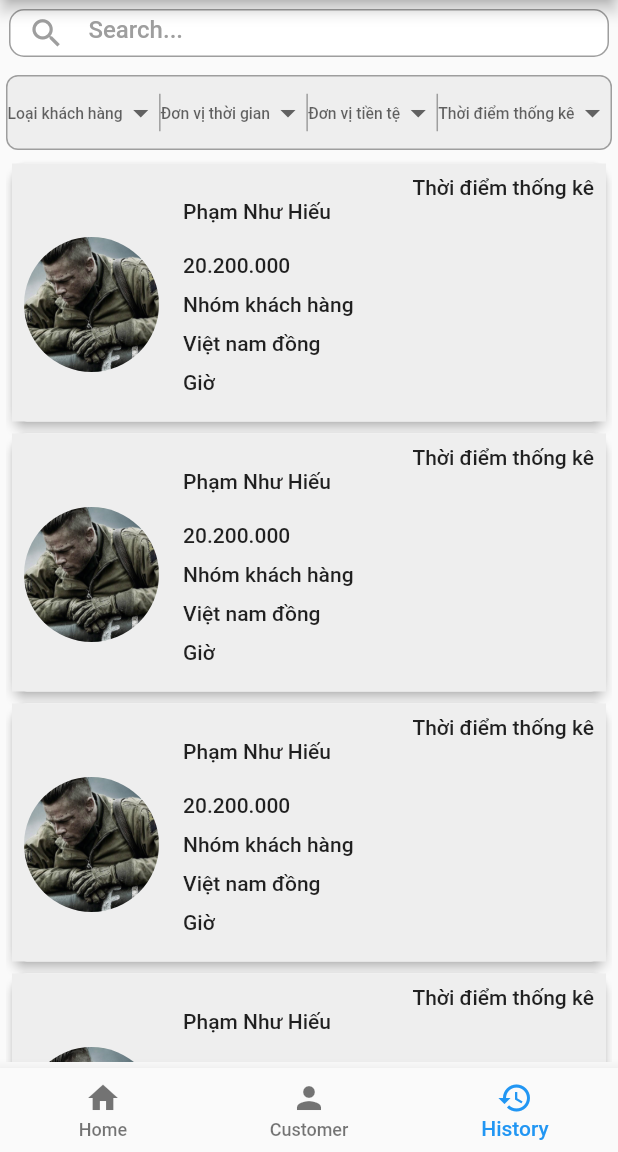
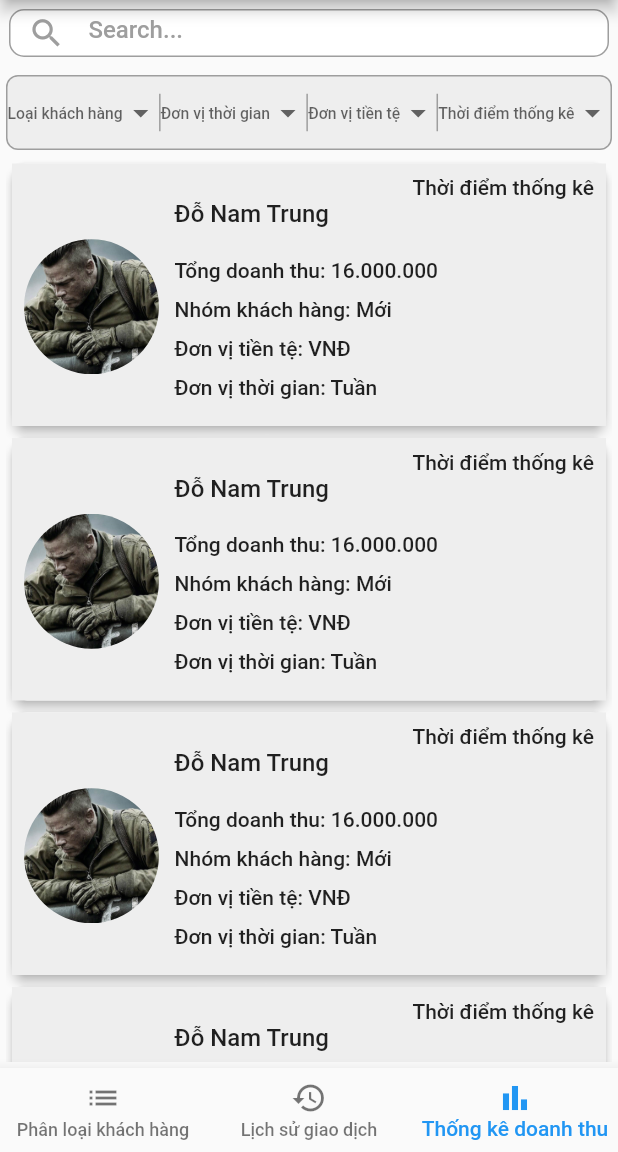
Before and after one commit to hieuvts/customer_management_application, a Flutter app: the screen it shows after launch, item 3 of the bottom bar chosen, on a phone screen of 412 x 824 dp, the part 84-1236 px from its top. Run offline on Flutter 3.47's test engine with Material 2 defaults, Android fonts, the phone set to English and light mode, and no system bars; our stand-ins replace fluttertoast; Roboto replaces fonts that are missing (RobotoRegular).

Commit message:
#Update bottomAppBar

```diff
--- a/lib/main.dart
+++ b/lib/main.dart
@@ -47,9 +47,12 @@ class _MyHomePageState extends State<MyHomePage> {
       bottomNavigationBar: BottomNavigationBar(
         currentIndex: _selectedPage,
         items: [
-          BottomNavigationBarItem(icon: Icon(Icons.home), label: "Home"),
-          BottomNavigationBarItem(icon: Icon(Icons.person), label: "Customer"),
-          BottomNavigationBarItem(icon: Icon(Icons.history), label: "History"),
+          BottomNavigationBarItem(
+              icon: Icon(Icons.list), label: "Phân loại khách hàng"),
+          BottomNavigationBarItem(
+              icon: Icon(Icons.history), label: "Lịch sử giao dịch"),
+          BottomNavigationBarItem(
+              icon: Icon(Icons.bar_chart), label: "Thống kê doanh thu"),
         ],
         onTap: (index) {
           this.setState(() {
--- a/lib/userWidgets/danhSachDoanhThuCuaKhachHang.dart
+++ b/lib/userWidgets/danhSachDoanhThuCuaKhachHang.dart
@@ -12,13 +12,8 @@ class _DanhSachDoanhThuCuaKhachHangState
   Widget build(BuildContext context) {
     return ListView.builder(
       itemCount: 8,
-      itemBuilder: (context, index) => CustomCardView(
-          'images/bradPitt.png',
-          'Phạm Như Hiếu',
-          '20.200.000',
-          'Nhóm khách hàng',
-          'Việt nam đồng',
-          'Giờ'),
+      itemBuilder: (context, index) => CustomCardView('images/bradPitt.png',
+          'Đỗ Nam Trung', '16.000.000', 'Mới', 'VNĐ', 'Tuần'),
     );
   }
 }
@@ -48,8 +43,22 @@ class _CustomCardViewState extends State<CustomCardView> {
     height: 10,
   );
   var backgroundColor = Colors.grey[200];
+  Color _tinhTrangKHColor;
   @override
   Widget build(BuildContext context) {
+    switch (widget._nhomKhachHang) {
+      case 'Mới':
+        _tinhTrangKHColor = Colors.red;
+        break;
+      case 'Đã mua hàng':
+        _tinhTrangKHColor = Colors.green;
+        break;
+      case 'Đang cân nhắc':
+        _tinhTrangKHColor = Colors.purple[400];
+        break;
+      default:
+        _tinhTrangKHColor = Colors.red;
+    }
     return Card(
       shape: RoundedRectangleBorder(borderRadius: BorderRadius.circular(10)),
       elevation: 3,
@@ -87,26 +96,26 @@ class _CustomCardViewState extends State<CustomCardView> {
                   children: [
                     Text(
                       widget._tenKhachHang,
-                      style: _biggerText,
+                      style: TextStyle(fontSize: 16),
                     ),
                     SizedBox(height: 20),
                     Text(
-                      widget._tongDoanhThu,
+                      "Tổng doanh thu: ${widget._tongDoanhThu}",
                       style: _biggerText,
                     ),
                     _smallSizedBox,
                     Text(
-                      widget._nhomKhachHang,
+                      "Nhóm khách hàng: ${widget._nhomKhachHang}",
                       style: _biggerText,
                     ),
                     _smallSizedBox,
                     Text(
-                      widget._donViTienTe,
+                      "Đơn vị tiền tệ: ${widget._donViTienTe}",
                       style: _biggerText,
                     ),
                     _smallSizedBox,
                     Text(
-                      widget._donViThoiGian,
+                      "Đơn vị thời gian: ${widget._donViThoiGian}",
                       style: _biggerText,
                     ),
                     _smallSizedBox,
--- a/lib/userWidgets/danhSachGiaoDich.dart
+++ b/lib/userWidgets/danhSachGiaoDich.dart
@@ -133,7 +133,8 @@ class _CustomCardViewState extends State<CustomCardView> {
                       _smallSizedBox,
                       Text(
                         widget._tinhTrangThanhToan,
-                        style: _biggerText,
+                        style: TextStyle(
+                            fontSize: 16, color: _tinhTrangThanhToanColor),
                       ),
                       _smallSizedBox,
                       Text(
```
Also changed, not shown: 2 other files.
